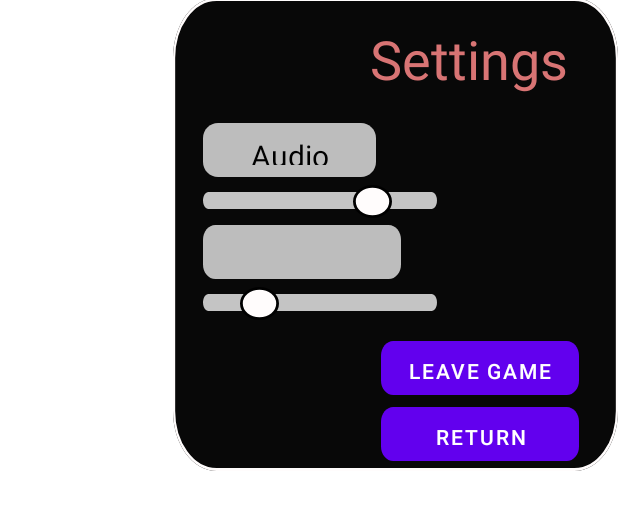
After one commit to Axel-sudo/SpyGame, an Android app: the layout settings_in_game.xml on its own in the app's theme, with its tools: preview values and no code run, on a phone screen of 412 x 824 dp. The commit adds this screen. Shown: the top 510 px of the screen. Run offline under Robolectric (Android 15) with nearby library versions, the phone set to English and light mode, and no system bars.

Commit message:
add settings activity, drawable files, and modify colors/strings.xml

```diff
--- /dev/null
+++ b/app/src/main/res/drawable/audio_backg.xml
@@ -0,0 +1,24 @@
+<?xml version="1.0" encoding="utf-8"?>
+<vector
+    xmlns:android="http://schemas.android.com/apk/res/android"
+    xmlns:aapt="http://schemas.android.com/aapt"
+    android:width="115dp"
+    android:height="36dp"
+    android:viewportWidth="115"
+    android:viewportHeight="36"
+    >
+
+    <group>
+
+        <clip-path
+            android:pathData="M10 0H105C110.523 0 115 4.47715 115 10V26C115 31.5228 110.523 36 105 36H10C4.47715 36 0 31.5228 0 26V10C0 4.47715 4.47715 0 10 0Z"
+            />
+
+        <path
+            android:pathData="M0 0V36H115V0"
+            android:fillColor="#BDBDBD"
+            />
+
+    </group>
+
+</vector>
--- /dev/null
+++ b/app/src/main/res/drawable/bar.xml
@@ -0,0 +1,24 @@
+<?xml version="1.0" encoding="utf-8"?>
+<vector
+xmlns:android="http://schemas.android.com/apk/res/android"
+xmlns:aapt="http://schemas.android.com/aapt"
+android:width="237dp"
+android:height="11dp"
+android:viewportWidth="237"
+android:viewportHeight="11"
+    >
+
+<group>
+
+    <clip-path
+        android:pathData="M5.5 0H231.5C234.538 0 237 2.46243 237 5.5C237 8.53757 234.538 11 231.5 11H5.5C2.46243 11 0 8.53757 0 5.5C0 2.46243 2.46243 0 5.5 0Z"
+        />
+
+    <path
+        android:pathData="M0 0V11H237V0"
+        android:fillColor="#C4C4C4"
+        />
+
+</group>
+
+</vector>
--- /dev/null
+++ b/app/src/main/res/drawable/card.xml
@@ -0,0 +1,24 @@
+<?xml version="1.0" encoding="utf-8"?>
+<vector
+    xmlns:android="http://schemas.android.com/apk/res/android"
+    xmlns:aapt="http://schemas.android.com/aapt"
+    android:width="161dp"
+    android:height="37dp"
+    android:viewportWidth="161"
+    android:viewportHeight="37"
+    >
+
+    <group>
+
+        <clip-path
+            android:pathData="M10 0H151C156.523 0 161 4.47715 161 10V27C161 32.5228 156.523 37 151 37H10C4.47715 37 0 32.5228 0 27V10C0 4.47715 4.47715 0 10 0Z"
+            />
+
+        <path
+            android:pathData="M0 0V37H161V0"
+            android:fillColor="#BDBDBD"
+            />
+
+    </group>
+
+</vector>
--- /dev/null
+++ b/app/src/main/res/drawable/ellipse.xml
@@ -0,0 +1,30 @@
+<?xml version="1.0" encoding="utf-8"?>
+<vector
+    xmlns:android="http://schemas.android.com/apk/res/android"
+    xmlns:aapt="http://schemas.android.com/aapt"
+    android:width="28dp"
+    android:height="24dp"
+    android:viewportWidth="28"
+    android:viewportHeight="24"
+    >
+
+    <group>
+
+        <clip-path
+            android:pathData="M27 12C27 18.0751 21.1797 23 14 23C6.8203 23 1 18.0751 1 12C1 5.92487 6.8203 1 14 1C21.1797 1 27 5.92487 27 12Z"
+            />
+
+        <path
+            android:pathData="M1 1V23H27V1"
+            android:fillColor="#FFFCFC"
+            />
+
+    </group>
+
+    <path
+        android:pathData="M27 12C27 18.0751 21.1797 23 14 23C6.8203 23 1 18.0751 1 12C1 5.92487 6.8203 1 14 1C21.1797 1 27 5.92487 27 12Z"
+        android:strokeWidth="2"
+        android:strokeColor="#000000"
+        />
+
+</vector>
--- /dev/null
+++ b/app/src/main/res/drawable/settings_ba.xml
@@ -0,0 +1,30 @@
+<?xml version="1.0" encoding="utf-8"?>
+<vector
+    xmlns:android="http://schemas.android.com/apk/res/android"
+    xmlns:aapt="http://schemas.android.com/aapt"
+    android:width="409dp"
+    android:height="315dp"
+    android:viewportWidth="409"
+    android:viewportHeight="315"
+    >
+
+    <group>
+
+        <clip-path
+            android:pathData="M40 0H369C391.091 0 409 17.9086 409 40V275C409 297.091 391.091 315 369 315H40C17.9086 315 0 297.091 0 275V40C0 17.9086 17.9086 0 40 0Z"
+            />
+
+        <path
+            android:pathData="M0 0V315H409V0"
+            android:fillColor="#F7000000"
+            />
+
+        <path
+            android:pathData="M40 0H369C391.091 0 409 17.9086 409 40V275C409 297.091 391.091 315 369 315H40C17.9086 315 0 297.091 0 275V40C0 17.9086 17.9086 0 40 0Z"
+            android:strokeWidth="4"
+            android:strokeColor="#FFFCFC"
+            />
+
+    </group>
+
+</vector>
--- /dev/null
+++ b/app/src/main/res/layout/settings_in_game.xml
@@ -0,0 +1,201 @@
+<?xml version="1.0" encoding="utf-8"?>
+<RelativeLayout xmlns:android="http://schemas.android.com/apk/res/android"
+    xmlns:tools="http://schemas.android.com/tools"
+    android:layout_width="match_parent"
+    android:layout_height="match_parent"
+    android:layout_centerHorizontal="true"
+    >
+
+
+    <!-- Settings_Background -->
+    <View
+        android:id="@+id/settings_ba"
+        android:layout_width="409dp"
+        android:layout_height="315dp"
+        android:layout_alignParentLeft="true"
+        android:layout_marginLeft="115dp"
+        android:layout_alignParentTop="true"
+        android:layout_marginTop="-1dp"
+        android:background="@drawable/settings_ba"
+        />
+
+
+    <!-- Settings -->
+    <TextView
+        android:id="@+id/settings"
+        android:layout_width="214dp"
+        android:layout_height="56dp"
+        android:layout_alignParentLeft="true"
+        android:layout_marginLeft="213dp"
+        android:layout_alignParentTop="true"
+        android:layout_marginTop="11dp"
+        android:text="@string/settings"
+        android:textAppearance="@style/settings"
+        android:lineSpacingExtra="8sp"
+        android:gravity="center_horizontal|center_vertical"
+        />
+
+
+
+    <!-- Audio_Background_Settings_Settings_In_Game -->
+    <RelativeLayout
+        xmlns:android="http://schemas.android.com/apk/res/android"
+        android:id="@+id/audio_backg"
+        android:layout_width="115dp"
+        android:layout_height="36dp"
+        android:layout_alignParentLeft="true"
+        android:layout_marginLeft="135dp"
+        android:layout_alignParentTop="true"
+        android:layout_marginTop="82dp"
+        android:background="@drawable/audio_backg"
+        android:elevation="0dp"
+        />
+
+    <!-- Audio_Settings_In_Game -->
+    <TextView
+        android:id="@+id/audio_setti"
+        android:layout_width="70dp"
+        android:layout_height="20.16dp"
+        android:layout_alignParentLeft="true"
+        android:layout_marginLeft="158dp"
+        android:layout_alignParentTop="true"
+        android:layout_marginTop="90dp"
+        android:text="@string/audio_setti"
+        android:textAppearance="@style/audio_setti"
+        android:lineSpacingExtra="5sp"
+        android:gravity="center_horizontal|center_vertical"
+        />
+
+    <!-- Rectangle 39 -->
+    <View
+        android:id="@+id/rectangle_3"
+        android:layout_width="156dp"
+        android:layout_height="11dp"
+        android:layout_alignParentLeft="true"
+        android:layout_marginLeft="135dp"
+        android:layout_alignParentTop="true"
+        android:layout_marginTop="128dp"
+        android:background="@drawable/bar"
+        />
+
+    <!-- Ellipse 4 -->
+    <View
+        android:id="@+id/ellipse_4"
+        android:layout_width="26dp"
+        android:layout_height="22dp"
+        android:layout_alignParentLeft="true"
+        android:layout_marginLeft="235dp"
+        android:layout_alignParentTop="true"
+        android:layout_marginTop="123dp"
+        android:background="@drawable/ellipse"
+        />
+
+    <!-- Card -->
+    <RelativeLayout
+        xmlns:android="http://schemas.android.com/apk/res/android"
+        android:id="@+id/card"
+        android:layout_width="132dp"
+        android:layout_height="36dp"
+        android:layout_alignParentLeft="true"
+        android:layout_marginLeft="135dp"
+        android:layout_alignParentTop="true"
+        android:layout_marginTop="150dp"
+        android:background="@drawable/card"
+        android:elevation="4dp"
+        tools:ignore="DuplicateIds" />
+
+    <!-- Vibration -->
+    <TextView
+        android:id="@+id/vibration"
+        android:layout_width="115dp"
+        android:layout_height="28dp"
+        android:layout_alignParentLeft="true"
+        android:layout_marginLeft="143dp"
+        android:layout_alignParentTop="true"
+        android:layout_marginTop="154dp"
+        android:text="@string/vibration"
+        android:textAppearance="@style/vibration"
+        android:lineSpacingExtra="5sp"
+        android:gravity="center_horizontal|center_vertical"
+        />
+
+    <!-- Rectangle 52 -->
+    <View
+        android:id="@+id/rectangle_5"
+        android:layout_width="156dp"
+        android:layout_height="11dp"
+        android:layout_alignParentLeft="true"
+        android:layout_marginLeft="135dp"
+        android:layout_alignParentTop="true"
+        android:layout_marginTop="196dp"
+        android:background="@drawable/bar"
+        />
+
+    <!-- Ellipse 5 -->
+    <View
+        android:id="@+id/ellipse_5"
+        android:layout_width="26dp"
+        android:layout_height="22dp"
+        android:layout_alignParentLeft="true"
+        android:layout_marginLeft="160dp"
+        android:layout_alignParentTop="true"
+        android:layout_marginTop="191dp"
+        android:background="@drawable/ellipse"
+        />
+
+    <!-- Leave_Game_Background -->
+    <Button
+        android:id="@+id/card"
+        android:layout_width="132dp"
+        android:layout_height="36dp"
+        android:layout_alignParentLeft="true"
+        android:layout_alignParentTop="true"
+        android:layout_marginLeft="254dp"
+        android:layout_marginTop="227dp"
+        android:background="@drawable/card"
+        android:elevation="4dp"
+        android:text="Leave Game" />
+
+    <!-- Leave Game -->
+    <TextView
+        android:id="@+id/leave_game"
+        android:layout_width="116dp"
+        android:layout_height="20dp"
+        android:layout_alignParentLeft="true"
+        android:layout_marginLeft="262dp"
+        android:layout_alignParentTop="true"
+        android:layout_marginTop="235dp"
+        android:text="@string/leave_game"
+        android:textAppearance="@style/leave_game"
+        android:lineSpacingExtra="5sp"
+        android:gravity="center_horizontal|center_vertical"
+        />
+
+    <!-- Return_Background -->
+    <Button
+        android:id="@+id/card"
+        android:layout_width="132dp"
+        android:layout_height="36dp"
+        android:layout_alignParentLeft="true"
+        android:layout_alignParentTop="true"
+        android:layout_marginLeft="254dp"
+        android:layout_marginTop="271dp"
+        android:background="@drawable/card"
+        android:elevation="4dp"
+        android:text="Return" />
+
+    <!-- Retour -->
+    <TextView
+        android:id="@+id/retour"
+        android:layout_width="59dp"
+        android:layout_height="28dp"
+        android:layout_alignParentLeft="true"
+        android:layout_marginLeft="290dp"
+        android:layout_alignParentTop="true"
+        android:layout_marginTop="275dp"
+        android:text="@string/retour"
+        android:textAppearance="@style/retour"
+        android:lineSpacingExtra="5sp"
+        android:gravity="center_horizontal|center_vertical"
+        />
+</RelativeLayout>
--- a/app/src/main/res/values/colors.xml
+++ b/app/src/main/res/values/colors.xml
@@ -7,4 +7,75 @@
     <color name="teal_700">#FF018786</color>
     <color name="black">#FF000000</color>
     <color name="white">#FFFFFFFF</color>
+    <style name="settings">
+
+        <item name="android:textSize">
+            36sp
+        </item>
+
+        <item name="android:textColor">
+            #D87474
+        </item>
+
+    </style>
+
+    <style name="audio">
+
+        <item name="android:textSize">
+            20sp
+        </item>
+
+        <item name="android:textColor">
+            #000000
+        </item>
+
+    </style>
+
+    <style name="vibration">
+
+        <item name="android:textSize">
+            20sp
+        </item>
+
+        <item name="android:textColor">
+            #000000
+        </item>
+
+    </style>
+
+    <style name="audio_setti">
+
+        <item name="android:textSize">
+            20sp
+        </item>
+
+        <item name="android:textColor">
+            #000000
+        </item>
+
+    </style>
+
+    <style name="leave_game">
+
+        <item name="android:textSize">
+            20sp
+        </item>
+
+        <item name="android:textColor">
+            #000000
+        </item>
+
+    </style>
+
+    <style name="retour">
+
+        <item name="android:textSize">
+            20sp
+        </item>
+
+        <item name="android:textColor">
+            #000000
+        </item>
+
+    </style>
 </resources>
--- a/app/src/main/res/values/strings.xml
+++ b/app/src/main/res/values/strings.xml
@@ -1,3 +1,10 @@
 <resources>
     <string name="app_name">SpyGame</string>
+    <string name="textview">TextView</string>
+    <string name="audio">Audio</string>
+    <string name="settings">Settings</string>
+    <string name="vibration">Vibration</string>
+    <string name="audio_setti">Audio</string>
+    <string name="leave_game">Leave Game</string>
+    <string name="retour">Return</string>
 </resources>
```
Also changed, not shown: app/src/main/res/drawable/frame.xml (added, +19 -0 lines), app/src/main/res/drawable/log_in.xml (added, +19 -0 lines), app/src/main/res/drawable/logo.xml (added, +5 -0 lines), app/src/main/res/drawable/screen_background.xml (added, +24 -0 lines), app/src/main/res/layout/settings.xml (added, +215 -0 lines), app/src/main/res/drawable/log-in.svg (added).
